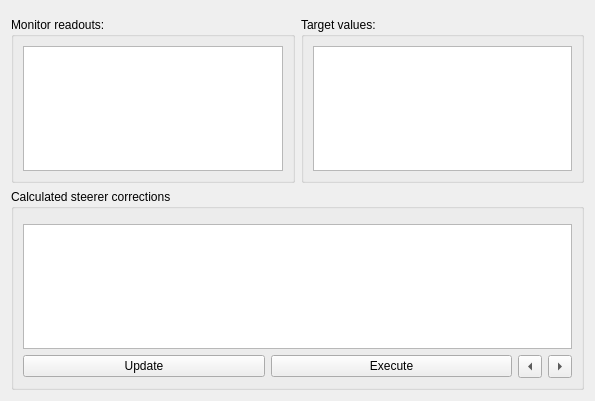
Above: src/madgui/widget/correct/multi_grid.ui from hibtc/madgui before the change. Below: the same form after it.
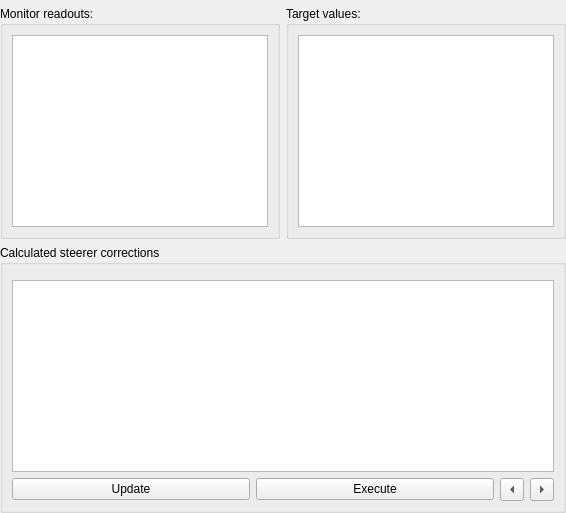
That is the form after the change. Custom widgets are drawn as their Qt base class.

Commit message: Disable child margins and remove arbitrary size hints

What changed in the file:
```diff
--- a/src/madgui/widget/correct/multi_grid.ui
+++ b/src/madgui/widget/correct/multi_grid.ui
@@ -2,18 +2,22 @@
 <ui version="4.0">
  <class>MultiGridWidget</class>
  <widget class="QWidget" name="MultiGridWidget">
-  <property name="geometry">
-   <rect>
-    <x>0</x>
-    <y>0</y>
-    <width>595</width>
-    <height>401</height>
-   </rect>
-  </property>
   <property name="windowTitle">
    <string>Multi grid method (orbit flattening)</string>
   </property>
   <layout class="QGridLayout" columnstretch="1,1">
+   <property name="leftMargin">
+    <number>0</number>
+   </property>
+   <property name="topMargin">
+    <number>0</number>
+   </property>
+   <property name="rightMargin">
+    <number>0</number>
+   </property>
+   <property name="bottomMargin">
+    <number>0</number>
+   </property>
    <item row="0" column="0" colspan="2">
     <widget class="ConfigSelect" name="configSelect"/>
    </item>
```
The commit also changes 9 other files.
